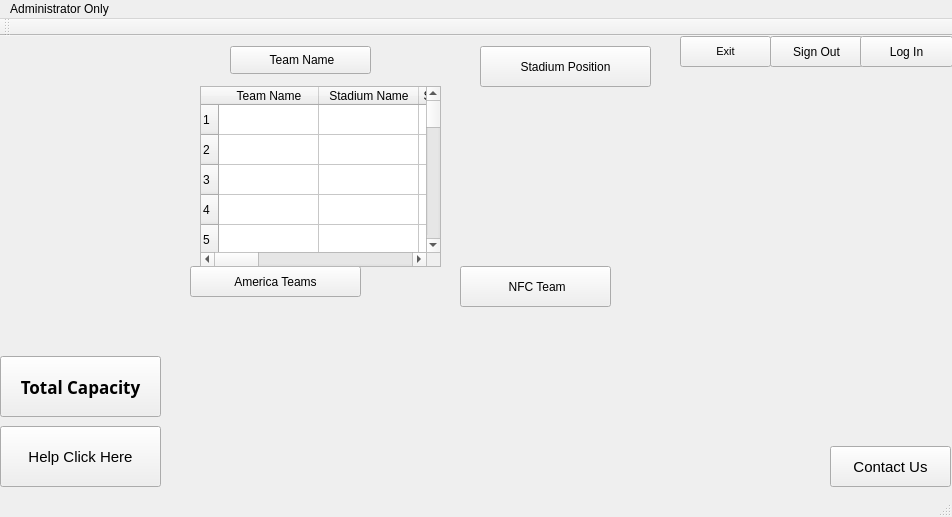
Qt form mainwindow.ui (Ling2251/CS1C-NFL_Porject) before a commit.
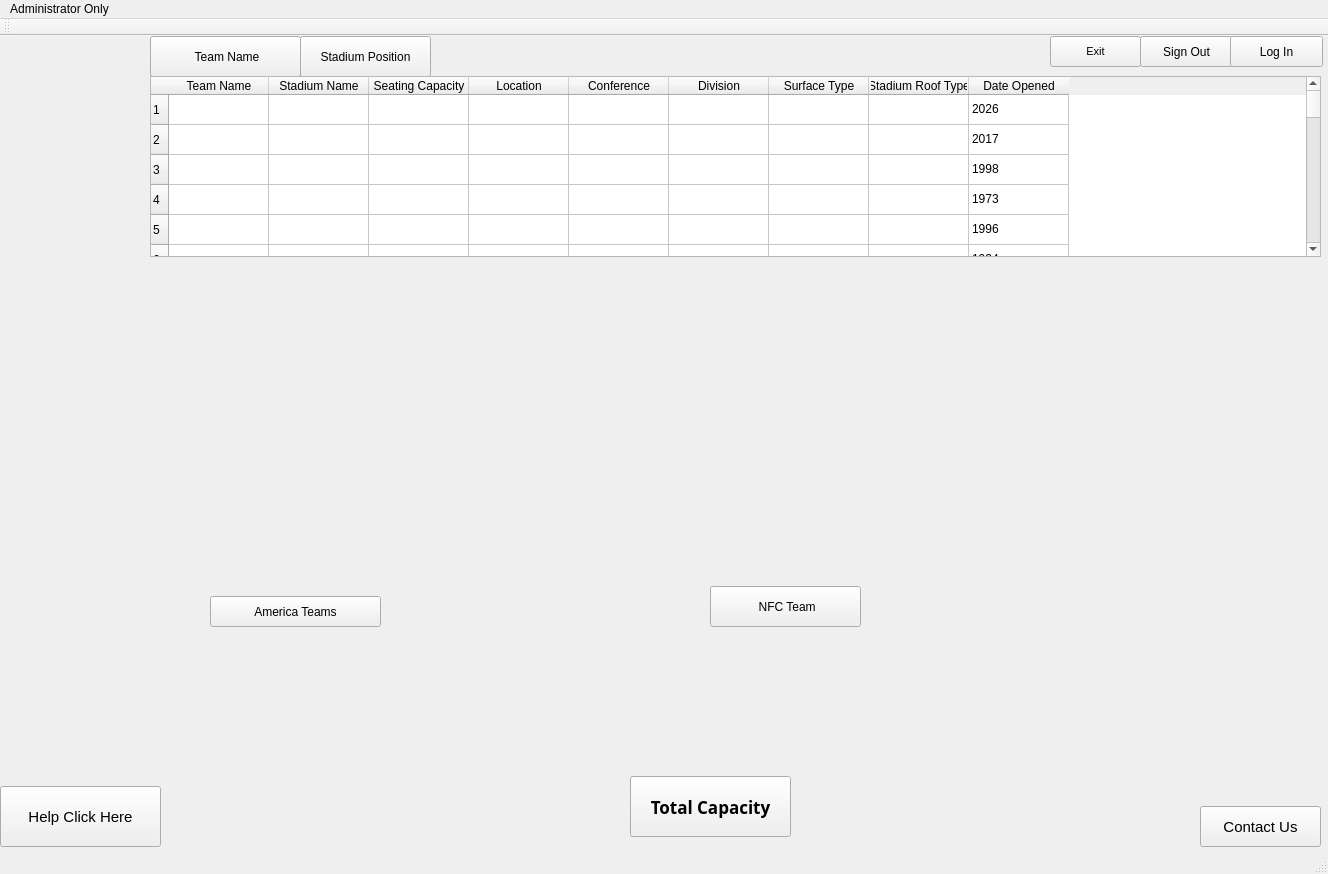
The same form after that commit. Icons and pictures are not drawn.

Commit message: modifeied stadium button

```diff
--- a/mainwindow.ui
+++ b/mainwindow.ui
@@ -6,8 +6,8 @@
    <rect>
     <x>0</x>
     <y>0</y>
-    <width>952</width>
-    <height>517</height>
+    <width>1328</width>
+    <height>874</height>
    </rect>
   </property>
   <property name="maximumSize">
@@ -35,7 +35,7 @@
    <widget class="QPushButton" name="ExitButton">
     <property name="geometry">
      <rect>
-      <x>680</x>
+      <x>1050</x>
       <y>0</y>
       <width>91</width>
       <height>31</height>
@@ -54,7 +54,7 @@
     <property name="geometry">
      <rect>
       <x>0</x>
-      <y>390</y>
+      <y>750</y>
       <width>161</width>
       <height>61</height>
      </rect>
@@ -71,8 +71,8 @@
    <widget class="QPushButton" name="ContactUsButton">
     <property name="geometry">
      <rect>
-      <x>830</x>
-      <y>410</y>
+      <x>1200</x>
+      <y>770</y>
       <width>121</width>
       <height>41</height>
      </rect>
@@ -108,7 +108,7 @@
    <widget class="QPushButton" name="Signout">
     <property name="geometry">
      <rect>
-      <x>770</x>
+      <x>1140</x>
       <y>0</y>
       <width>93</width>
       <height>31</height>
@@ -121,7 +121,7 @@
    <widget class="QPushButton" name="Login">
     <property name="geometry">
      <rect>
-      <x>860</x>
+      <x>1230</x>
       <y>0</y>
       <width>93</width>
       <height>31</height>
@@ -150,10 +150,10 @@
    <widget class="QPushButton" name="TeamName">
     <property name="geometry">
      <rect>
-      <x>230</x>
-      <y>10</y>
-      <width>141</width>
-      <height>28</height>
+      <x>150</x>
+      <y>0</y>
+      <width>151</width>
+      <height>41</height>
      </rect>
     </property>
     <property name="text">
@@ -163,8 +163,8 @@
    <widget class="QPushButton" name="Americateam">
     <property name="geometry">
      <rect>
-      <x>190</x>
-      <y>230</y>
+      <x>210</x>
+      <y>560</y>
       <width>171</width>
       <height>31</height>
      </rect>
@@ -176,9 +176,9 @@
    <widget class="QPushButton" name="Stadiumposition">
     <property name="geometry">
      <rect>
-      <x>480</x>
-      <y>10</y>
-      <width>171</width>
+      <x>300</x>
+      <y>0</y>
+      <width>131</width>
       <height>41</height>
      </rect>
     </property>
@@ -189,8 +189,8 @@
    <widget class="QPushButton" name="TotalCapacity">
     <property name="geometry">
      <rect>
-      <x>0</x>
-      <y>320</y>
+      <x>630</x>
+      <y>740</y>
       <width>161</width>
       <height>61</height>
      </rect>
@@ -211,8 +211,8 @@
    <widget class="QPushButton" name="CapacityList">
     <property name="geometry">
      <rect>
-      <x>460</x>
-      <y>230</y>
+      <x>710</x>
+      <y>550</y>
       <width>151</width>
       <height>41</height>
      </rect>
@@ -240,9 +240,9 @@
    <widget class="QLabel" name="label_3">
     <property name="geometry">
      <rect>
-      <x>-30</x>
-      <y>180</y>
-      <width>231</width>
+      <x>210</x>
+      <y>590</y>
+      <width>281</width>
       <height>141</height>
      </rect>
     </property>
@@ -272,8 +272,8 @@
    <widget class="QLabel" name="label_6">
     <property name="geometry">
      <rect>
-      <x>210</x>
-      <y>270</y>
+      <x>500</x>
+      <y>580</y>
       <width>371</width>
       <height>161</height>
      </rect>
@@ -288,9 +288,9 @@
    <widget class="QTableWidget" name="teamWidget">
     <property name="geometry">
      <rect>
-      <x>200</x>
-      <y>50</y>
-      <width>241</width>
+      <x>150</x>
+      <y>40</y>
+      <width>1171</width>
       <height>181</height>
      </rect>
     </property>
@@ -682,7 +682,7 @@
     <rect>
      <x>0</x>
      <y>0</y>
-     <width>952</width>
+     <width>1328</width>
      <height>26</height>
     </rect>
    </property>
```
The commit also changes 2 other files.
